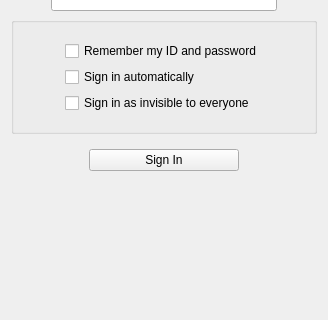
This is ui/login.ui in ov1d1u/cyuf as Qt 5 draws it before an edit; both pictures show x 0 to 328 and y 233 to 553 of the 328 by 634 pixel window. The edited form follows.
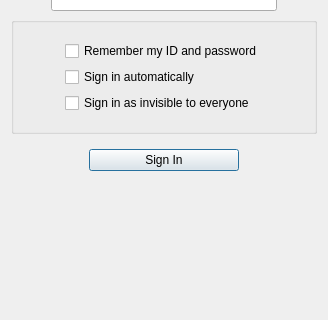
This is the edited form.

What changed in the file:
```diff
--- a/ui/login.ui
+++ b/ui/login.ui
@@ -244,6 +244,9 @@
           <property name="text">
            <string>Sign In</string>
           </property>
+          <property name="default">
+           <bool>true</bool>
+          </property>
          </widget>
         </item>
         <item>
```
Left out of the diff: 37 changed lines with no effect on the pictures.
